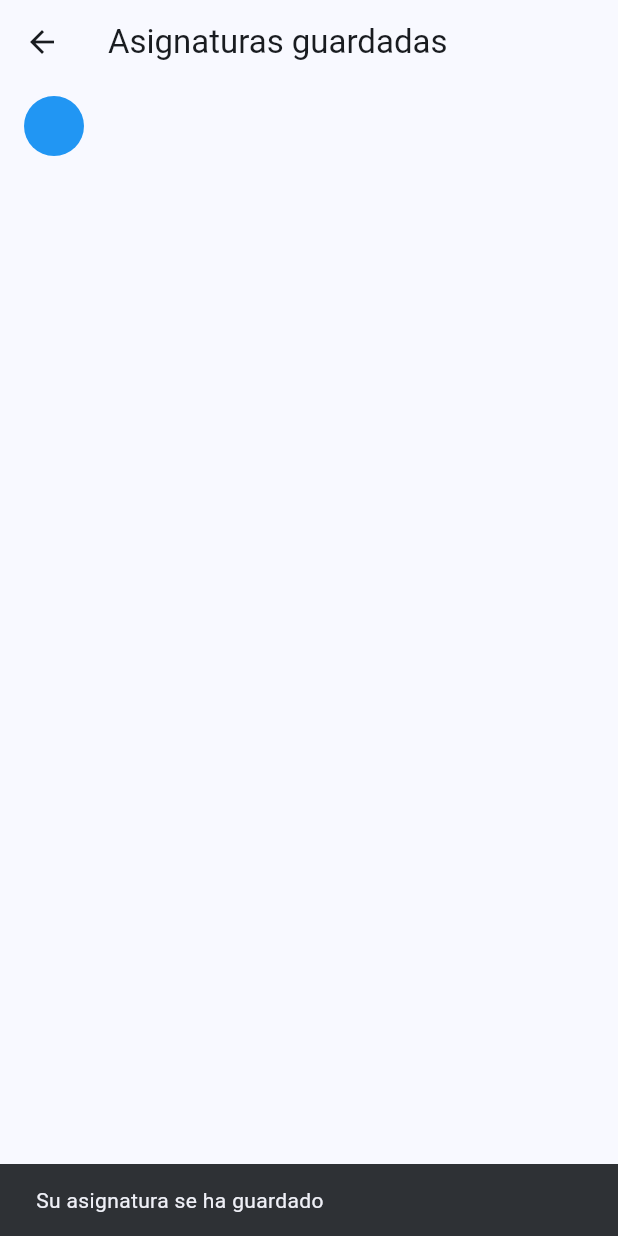
After one commit to kmiloconk/average_calculator, a Flutter app: the screen it shows after launch, item 3 of the bottom bar chosen, after a tap on the "menu" icon, on a phone screen of 412 x 824 dp. The commit adds this screen. Run offline on Flutter 3.47's test engine with Material 3 defaults, Android fonts, the phone set to English and light mode, and no system bars.

Commit message:
se agrega la funcionalidad del boton guardar y la pagia para visualizar las asignaturas guardadas

```diff
--- /dev/null
+++ b/lib/app/list/list_page.dart
@@ -0,0 +1,31 @@
+import 'package:average_calculator/app/pv/pv_page.dart';
+import 'package:flutter/material.dart';
+
+class SubjectListPage extends StatelessWidget {
+  final List<SubjectData> subjects;
+  const SubjectListPage({super.key, required this.subjects});
+  @override
+  Widget build(BuildContext context) {
+    return Scaffold(
+      appBar: AppBar(title: const Text("Asignaturas guardadas")),
+      body: ListView.builder(
+        itemCount: subjects.length,
+        itemBuilder: (context, index) {
+          final subject = subjects[index];
+          return ListTile(
+            title: Text(subject.name),
+            leading: CircleAvatar(backgroundColor: subject.color),
+            onTap: () {
+              Navigator.push(
+                context,
+                MaterialPageRoute(
+                  builder: (_) => PvPage(loadedData: subject),
+                ),
+              );
+            },
+          );
+        },
+      ),
+    );
+  }
+}
--- a/lib/app/pv/pv_page.dart
+++ b/lib/app/pv/pv_page.dart
@@ -1,8 +1,10 @@
+import 'package:average_calculator/app/list/list_page.dart';
 import 'package:flutter/material.dart';
 import 'package:flutter/services.dart';
 
 class PvPage extends StatefulWidget {
-  const PvPage({super.key});
+  final SubjectData? loadedData;
+  const PvPage({super.key, this.loadedData});
 
   @override
   State<PvPage> createState() => _PvPageState();
@@ -10,6 +12,7 @@ class PvPage extends StatefulWidget {
 
 class _PvPageState extends State<PvPage> {
   final List<Map<String, dynamic>> fields = [];
+  List<SubjectData> savedSubjects = [];
   final TextEditingController averageController = TextEditingController();
   final TextEditingController nameController = TextEditingController();
   final List<Color> availableColors = [
@@ -37,7 +40,24 @@ class _PvPageState extends State<PvPage> {
   @override
   void initState() {
     super.initState();
-    _addRow();
+    if (widget.loadedData != null) {
+      final data = widget.loadedData!;
+      nameController.text = data.name;
+      _changeColors(data.color);
+
+      for (var noteData in data.notes) {
+        fields.add({
+          'note': TextEditingController(text: noteData.note.toString()),
+          'percentage':
+              TextEditingController(text: noteData.percentage.toString()),
+          'editable': true,
+          'showAddButton': true,
+          'showArrow': false,
+        });
+      }
+    } else {
+      _addRow();
+    }
   }
 
   void _addRow({int? insertAt}) {
@@ -82,7 +102,13 @@ class _PvPageState extends State<PvPage> {
           elevation: 0,
           actions: [
             IconButton(
-              onPressed: () {},
+              onPressed: () {
+                Navigator.push(
+                  context,
+                  MaterialPageRoute(
+                      builder: (_) => SubjectListPage(subjects: savedSubjects)),
+                );
+              },
               icon: const Icon(Icons.menu),
             ),
           ],
@@ -267,7 +293,50 @@ class _PvPageState extends State<PvPage> {
                             style: TextStyle(color: Colors.white)),
                       ),
                       const SizedBox(width: 16),
-                      button(null, 'Guardar', Colors.green, () {}),
+                      button(null, 'Guardar', Colors.green, () {
+                        final List<NoteData> notesList = [];
+
+                        for (final field in fields) {
+                          final noteText =
+                              (field['note'] as TextEditingController)
+                                  .text
+                                  .trim();
+                          final percentText =
+                              (field['percentage'] as TextEditingController)
+                                  .text
+                                  .trim();
+
+                          final note = double.tryParse(noteText);
+                          final percentage = double.tryParse(percentText);
+
+                          if (note != null && percentage != null) {
+                            notesList.add(
+                                NoteData(note: note, percentage: percentage));
+                          }
+                        }
+
+                        final subject = SubjectData(
+                          name: nameController.text.trim(),
+                          color: appBarColor,
+                          notes: notesList,
+                        );
+
+                        setState(() {
+                          savedSubjects.add(subject);
+                          nameController.clear();
+                          averageController.clear();
+                          fields.clear();
+                          _changeColors(Colors.blue);
+                          _addRow();
+                        });
+
+                        ScaffoldMessenger.of(context).showSnackBar(
+                          const SnackBar(
+                            content: Text('Su asignatura se ha guardado'),
+                            duration: Duration(seconds: 2),
+                          ),
+                        );
+                      }),
                     ],
                   ),
                 ),
@@ -387,3 +456,22 @@ Widget textfile(TextEditingController controller, {bool enabled = true}) {
     ),
   );
 }
+
+class SubjectData {
+  final String name;
+  final Color color;
+  final List<NoteData> notes;
+
+  SubjectData({
+    required this.name,
+    required this.color,
+    required this.notes,
+  });
+}
+
+class NoteData {
+  final double note;
+  final double percentage;
+
+  NoteData({required this.note, required this.percentage});
+}
```
